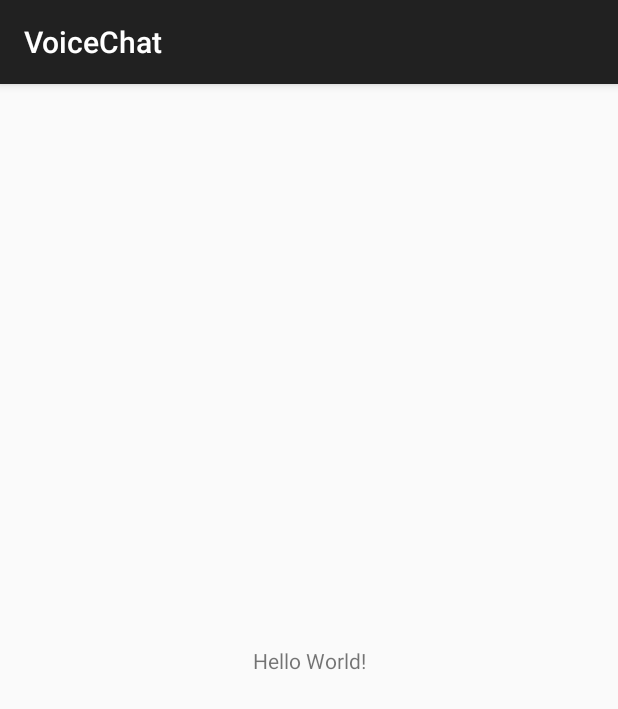
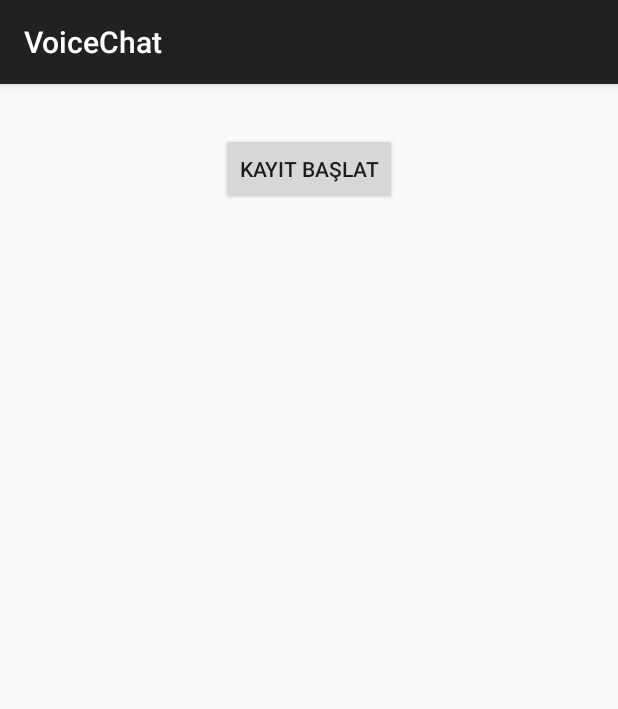
Before and after one commit to Tasdelenn/VoiceChat, an Android app: the screen it shows after launch (MainActivity), on a phone screen of 412 x 824 dp. Shown: the top 709 px of the screen. Run offline under Robolectric (Android 15) with nearby library versions, the phone set to English and light mode, and no system bars.

Commit message:
v0.2.1: Added recording timer, status updates and file info - Added chronometer for recording duration - Added recording status notifications - Added file name and location display - Added file size information - Updated README.md with new features

```diff
--- a/app/src/main/AndroidManifest.xml
+++ b/app/src/main/AndroidManifest.xml
@@ -1,7 +1,10 @@
 <?xml version="1.0" encoding="utf-8"?>
 <manifest xmlns:android="http://schemas.android.com/apk/res/android">
+    <uses-permission android:name="android.permission.RECORD_AUDIO" />
+
     <application
         android:allowBackup="true"
+        android:icon="@drawable/ic_mic"
         android:label="@string/app_name"
         android:supportsRtl="true"
         android:theme="@style/Theme.AppCompat.Light.DarkActionBar">
--- a/app/src/main/res/layout/activity_main.xml
+++ b/app/src/main/res/layout/activity_main.xml
@@ -4,13 +4,35 @@
     android:layout_width="match_parent"
     android:layout_height="match_parent">
 
-    <TextView
+    <Chronometer
+        android:id="@+id/chronometer"
         android:layout_width="wrap_content"
         android:layout_height="wrap_content"
-        android:text="Hello World!"
-        app:layout_constraintBottom_toBottomOf="parent"
+        android:textSize="24sp"
+        android:visibility="invisible"
+        app:layout_constraintBottom_toTopOf="@+id/recordButton"
         app:layout_constraintLeft_toLeftOf="parent"
         app:layout_constraintRight_toRightOf="parent"
         app:layout_constraintTop_toTopOf="parent" />
 
+    <Button
+        android:id="@+id/recordButton"
+        android:layout_width="wrap_content"
+        android:layout_height="wrap_content"
+        android:text="Kayıt Başlat"
+        app:layout_constraintBottom_toTopOf="@+id/statusText"
+        app:layout_constraintLeft_toLeftOf="parent"
+        app:layout_constraintRight_toRightOf="parent"
+        app:layout_constraintTop_toBottomOf="@+id/chronometer" />
+
+    <TextView
+        android:id="@+id/statusText"
+        android:layout_width="wrap_content"
+        android:layout_height="wrap_content"
+        android:layout_marginTop="16dp"
+        android:text=""
+        app:layout_constraintLeft_toLeftOf="parent"
+        app:layout_constraintRight_toRightOf="parent"
+        app:layout_constraintTop_toBottomOf="@+id/recordButton" />
+
 </androidx.constraintlayout.widget.ConstraintLayout>
--- /dev/null
+++ b/app/src/main/res/mipmap-anydpi-v26/ic_launcher.xml
@@ -0,0 +1,5 @@
+<?xml version="1.0" encoding="utf-8"?>
+<adaptive-icon xmlns:android="http://schemas.android.com/apk/res/android">
+    <background android:drawable="@color/ic_launcher_background"/>
+    <foreground android:drawable="@drawable/ic_launcher_foreground"/>
+</adaptive-icon>
--- /dev/null
+++ b/app/src/main/res/values/colors.xml
@@ -0,0 +1,4 @@
+<?xml version="1.0" encoding="utf-8"?>
+<resources>
+    <color name="ic_launcher_background">#FFFFFF</color>
+</resources>
```
Also changed, not shown: app/src/main/java/com/example/voicechat/MainActivity.kt (+123 -0 lines), app/src/main/res/drawable/ic_launcher_foreground.xml (added, +12 -0 lines), app/src/main/res/drawable/ic_mic.xml (added, +13 -0 lines), 53 other files.
